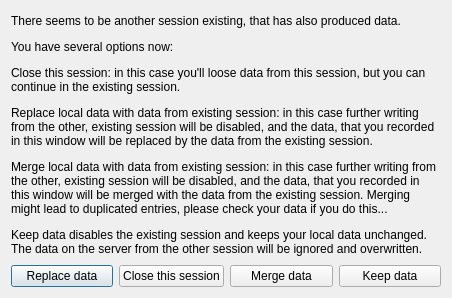
The window that src/conflictdialogbase.ui (scVENUS/sctime) describes before a commit, drawn with Qt 5.
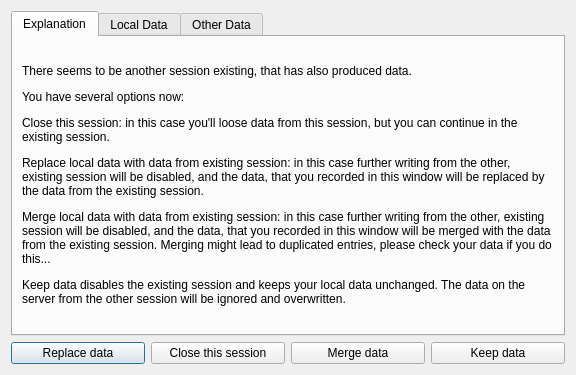
The same window after the commit. Custom widgets are drawn as their Qt base class.

Commit message: add tabs with more overview info to conflict dialog

Patch:
```diff
--- a/src/conflictdialogbase.ui
+++ b/src/conflictdialogbase.ui
@@ -9,8 +9,8 @@
    <rect>
     <x>0</x>
     <y>0</y>
-    <width>452</width>
-    <height>298</height>
+    <width>576</width>
+    <height>375</height>
    </rect>
   </property>
   <property name="sizePolicy">
@@ -24,6 +24,16 @@
   </property>
   <layout class="QVBoxLayout" name="verticalLayout">
    <item>
+    <widget class="QTabWidget" name="tabWidget">
+     <property name="currentIndex">
+      <number>0</number>
+     </property>
+     <widget class="QWidget" name="explanationTab">
+      <attribute name="title">
+       <string>Explanation</string>
+      </attribute>
+      <layout class="QVBoxLayout" name="verticalLayout_3">
+       <item>
     <widget class="QLabel" name="label">
      <property name="sizePolicy">
       <sizepolicy hsizetype="Expanding" vsizetype="Expanding">
@@ -42,6 +52,20 @@
      </property>
     </widget>
    </item>
+      </layout>
+     </widget>
+     <widget class="DateOverviewWidget" name="localDataTab">
+      <attribute name="title">
+       <string>Local Data</string>
+      </attribute>
+     </widget>
+     <widget class="DateOverviewWidget" name="otherDataTab">
+      <attribute name="title">
+       <string>Other Data</string>
+      </attribute>
+     </widget>
+    </widget>
+   </item>
    <item>
     <layout class="QHBoxLayout" name="horizontalLayout">
      <item>
@@ -103,6 +127,14 @@
    </item>
   </layout>
  </widget>
+ <customwidgets>
+  <customwidget>
+   <class>DateOverviewWidget</class>
+   <extends>QWidget</extends>
+   <header>dateoverviewwidget.h</header>
+   <container>1</container>
+  </customwidget>
+ </customwidgets>
  <resources/>
  <connections/>
 </ui>
```
Lines whose indentation alone changed are shown as unchanged. The commit also changes 5 other files.
